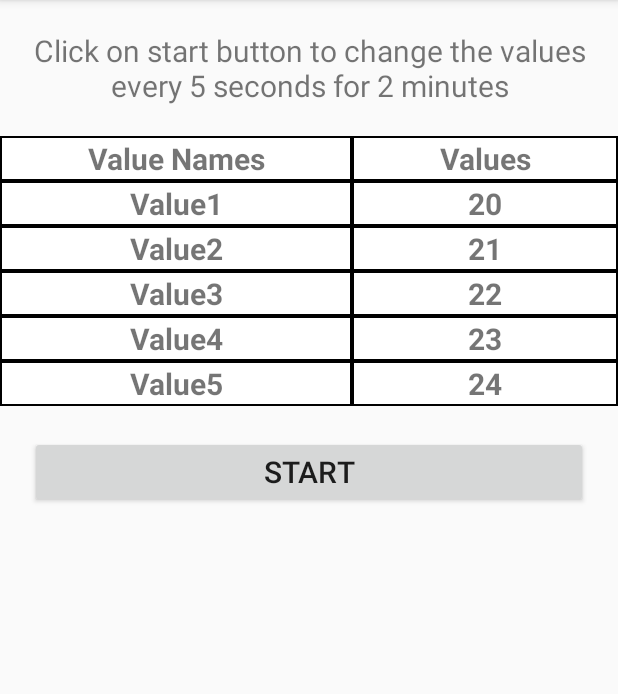
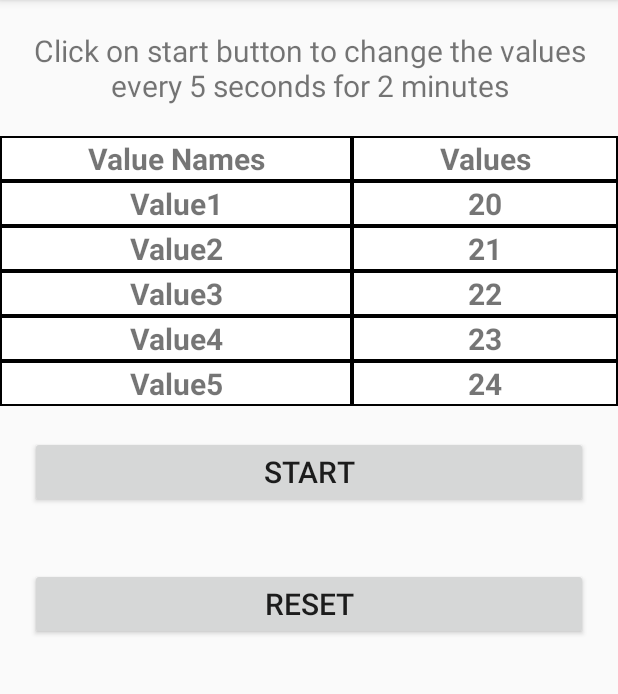
Before and after one commit to Suzzain/Candidate_Scenario_Solution, an Android app: the screen it shows after launch (MainActivity), on a phone screen of 412 x 824 dp, the part 84-778 px from its top. Run offline under Robolectric (Android 15) with nearby library versions, the phone set to English and light mode, and no system bars.

Commit message:
added button reset

```diff
--- a/app/src/main/res/layout/activity_main.xml
+++ b/app/src/main/res/layout/activity_main.xml
@@ -213,4 +213,13 @@
             android:layout_margin="20dp"
         />
 
+    <Button
+        android:id="@+id/btnReset"
+        android:layout_width="match_parent"
+        android:layout_height="wrap_content"
+        android:text="Reset"
+        android:textSize="20sp"
+        android:layout_margin="20dp"
+        />
+
 </TableLayout>
```
